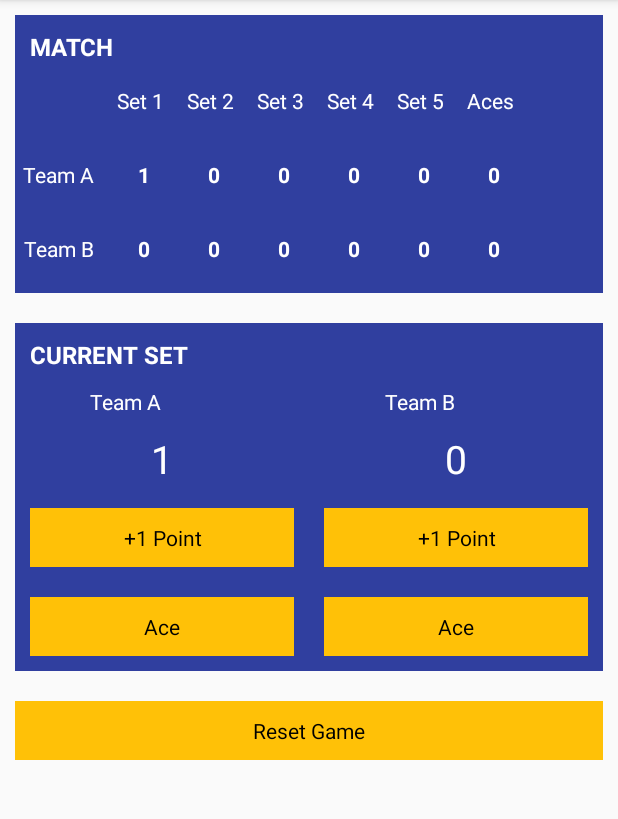
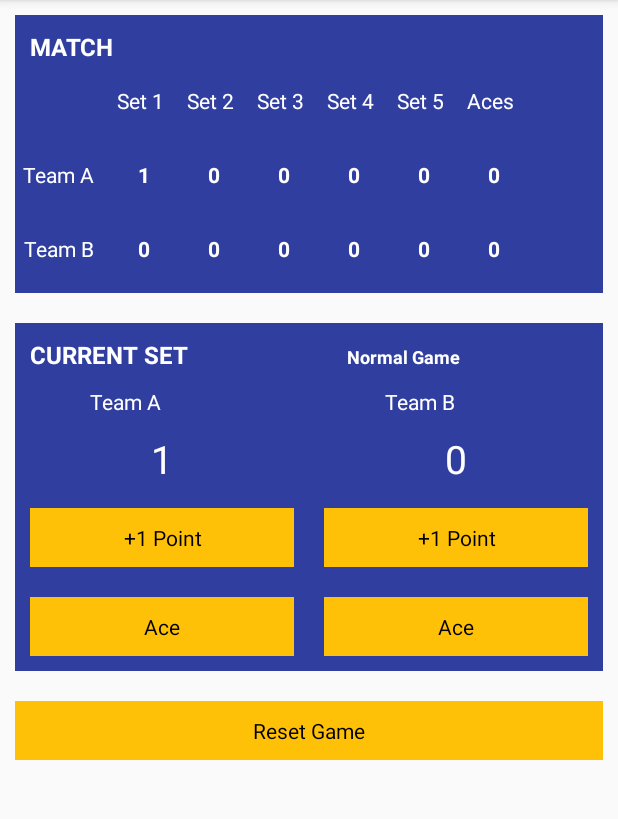
Before and after one commit to TomazMartins/udacity-androidBasics-projectTwo, an Android app: the screen it shows after launch (MainActivity), after a tap on "+1 Point", on a phone screen of 412 x 824 dp, the part 84-903 px from its top. Run offline under Robolectric (Android 15) with nearby library versions, the phone set to English and light mode, and no system bars.

Commit message:
Implementing rules to special points
Signed-off-by: TomazMartins <tomaz.r.martins@gmail.com>

```diff
--- a/app/src/main/java/br/com/udacity/androidbasics/tomazmartins/volleyscorer/MainActivity.java
+++ b/app/src/main/java/br/com/udacity/androidbasics/tomazmartins/volleyscorer/MainActivity.java
@@ -1,15 +1,12 @@
 package br.com.udacity.androidbasics.tomazmartins.volleyscorer;
 
 import android.annotation.SuppressLint;
+import android.os.Bundle;
 import android.support.v7.app.AppCompatActivity;
-import android.os.Bundle;
 import android.support.v7.widget.AppCompatButton;
-import android.util.Log;
 import android.view.View;
 import android.widget.ImageView;
 import android.widget.TextView;
-
-import java.util.Set;
 
 import static br.com.udacity.androidbasics.tomazmartins.volleyscorer.MainActivity.Sets.SET_1;
 import static br.com.udacity.androidbasics.tomazmartins.volleyscorer.MainActivity.Sets.SET_2;
@@ -47,10 +44,12 @@ public class MainActivity extends AppCompatActivity {
     private AppCompatButton btn_ace_teamA;
     private AppCompatButton btn_ace_teamB;
 
+    private int qtdSetsOverdueTeamA;
+    private int qtdSetsOverdueTeamB;
+    private int currentPointsTeamA;
+    private int currentPointsTeamB;
     private int acesTeamA;
     private int acesTeamB;
-    private int currentPointsTeamA;
-    private int currentPointsTeamB;
 
     private TextView[] refMatchPointsTeamA;
     private TextView[] refMatchPointsTeamB;
@@ -110,12 +109,15 @@ public class MainActivity extends AppCompatActivity {
 
         matchPointsTeamA = new int[] {0, 0, 0, 0, 0};
         matchPointsTeamB = new int[] {0, 0, 0, 0, 0};
+        qtdSetsOverdueTeamA = 0;
+        qtdSetsOverdueTeamB = 0;
         currentPointsTeamA = 0;
         currentPointsTeamB = 0;
         acesTeamA = 0;
         acesTeamB = 0;
 
         setButtons();
+        updateGeneralInfo( "Game Begin" );
     }
 
     private void setButtons() {
@@ -146,8 +148,6 @@ public class MainActivity extends AppCompatActivity {
     }
 
     private void addPointTo( String nameTeam ) {
-        checkWinner();
-
         switch( currentSet ) {
             case SET_1:
                 addSetPointTo( SET_1, nameTeam );
@@ -164,23 +164,62 @@ public class MainActivity extends AppCompatActivity {
             case SET_5:
                 addSetPointTo( SET_5, nameTeam );
         }
+
+        checkWinner();
     }
 
     private void checkWinner() {
+        updateGeneralInfo( "Normal Game" );
+
+        boolean ruleToSpecialPoint = (currentPointsTeamA-currentPointsTeamB) >= 1 ||
+                (currentPointsTeamB-currentPointsTeamA) >= 1;
+
+        boolean ruleToTriggerSpecialPoint = currentPointsTeamA > 23 || currentPointsTeamB > 23;
+
+        if( ruleToTriggerSpecialPoint && ruleToSpecialPoint ) {
+            if( qtdSetsOverdueTeamA == 3 || qtdSetsOverdueTeamB == 3 ) {
+                updateGeneralInfo( "Match Point!!" );
+            } else {
+                updateGeneralInfo( "Set Point!" );
+            }
+        }
+
         boolean firstRuleToWin = (currentPointsTeamA >= 25) || (currentPointsTeamB >= 25);
 
         if( firstRuleToWin ) {
-
             boolean ruleToWinTeamA = (currentPointsTeamA-currentPointsTeamB) >= 2;
             boolean ruleToWinTeamB = (currentPointsTeamB-currentPointsTeamA) >= 2;
 
             if( ruleToWinTeamA || ruleToWinTeamB ) {
+                if( ruleToWinTeamA ) {
+                    ++qtdSetsOverdueTeamA;
+                    updateGeneralInfo( "Team A Win this Set" );
+                } else {
+                    ++qtdSetsOverdueTeamB;
+                    updateGeneralInfo( "Team B Win this Set" );
+                }
+
                 currentSet = currentSet.next();
 
                 currentPointsTeamA = 0;
+                updateScoreTeamA( currentPointsTeamA );
+
                 currentPointsTeamB = 0;
+                updateScoreTeamB( currentPointsTeamB );
             }
         }
+    }
+
+    private void updateScoreTeamA( int score ) {
+        score_teamA.setText( String.valueOf( score ) );
+    }
+
+    private void updateScoreTeamB( int score ) {
+        score_teamB.setText( String.valueOf( score ) );
+    }
+
+    private void updateGeneralInfo( String info ) {
+        general_info.setText( info );
     }
 
     @SuppressLint( "SetTextI18n" )
@@ -192,13 +231,13 @@ public class MainActivity extends AppCompatActivity {
             refMatchPointsTeamA[ set ].setText( Integer.toString( matchPointsTeamA[ set ] ) );
 
             ++currentPointsTeamA;
-            score_teamA.setText( String.valueOf( currentPointsTeamA ) );
+            updateScoreTeamA( currentPointsTeamA );
         } else if( nameTeam.equals( "Team B" ) ) {
             ++matchPointsTeamB[ set ];
             refMatchPointsTeamB[ set ].setText( Integer.toString( matchPointsTeamB[ set ] ) );
 
             ++currentPointsTeamB;
-            score_teamB.setText( String.valueOf( currentPointsTeamB ) );
+            updateScoreTeamB( currentPointsTeamB );
         }
     }
 
```
